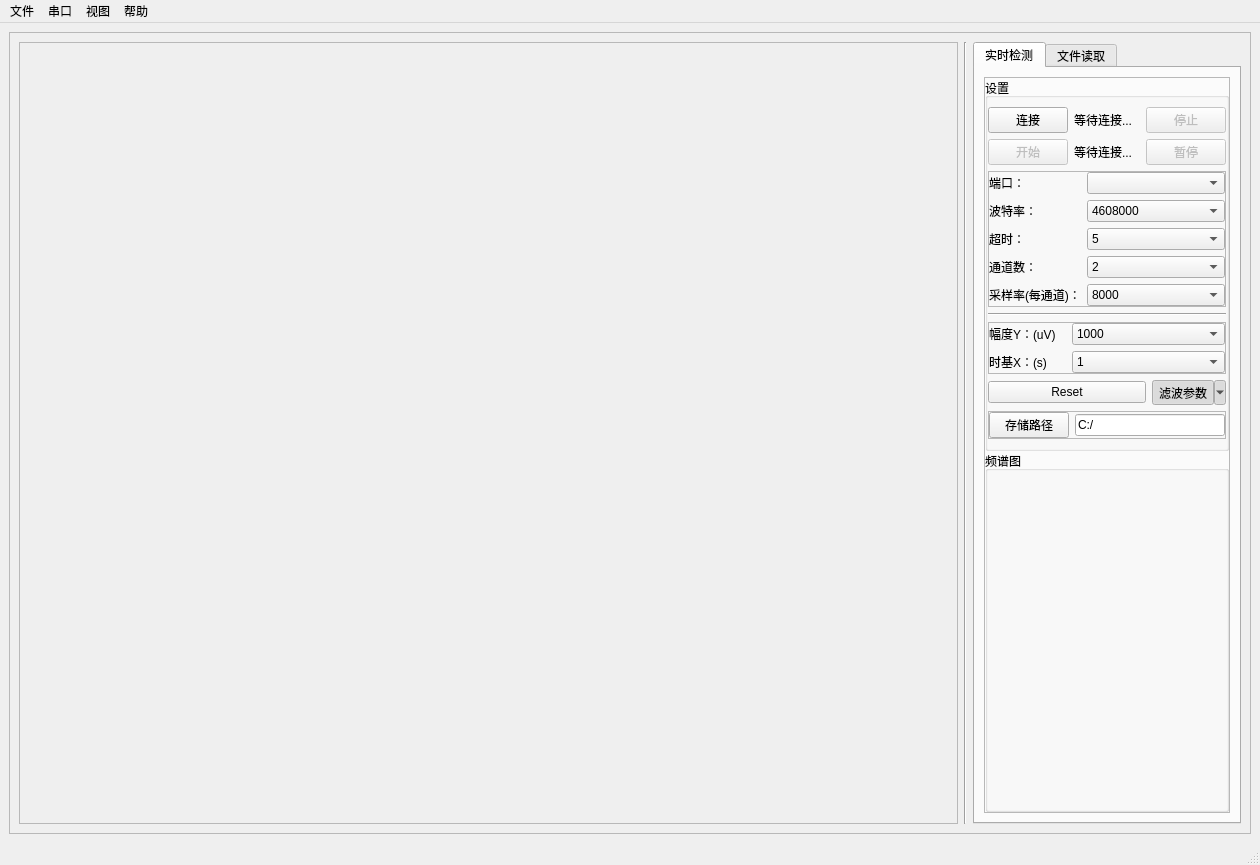
This is EMG/ui/mainWindow.ui in Bayyys/EMGexe as Qt 5 draws it before an edit. The edited form follows.
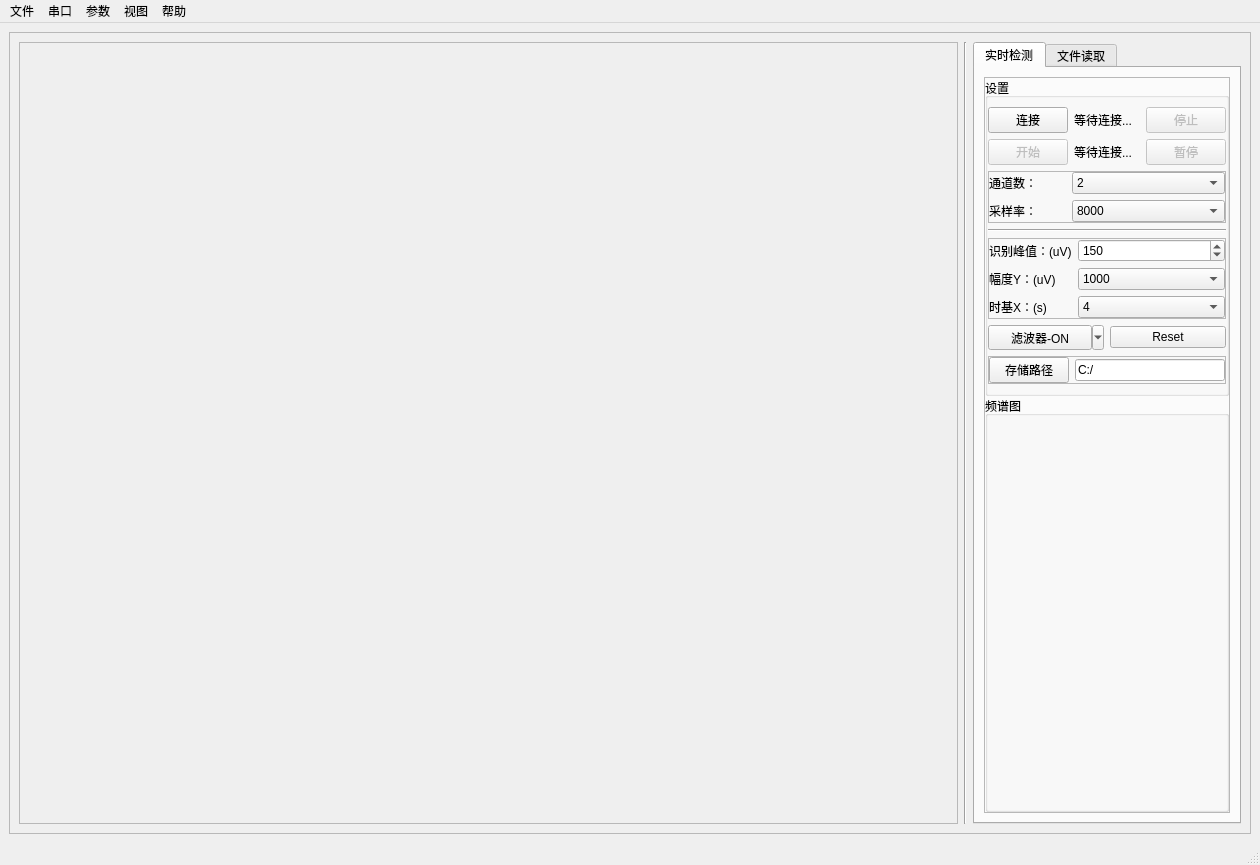
This is the edited form.

Commit message: F "完成弹窗设置(串口、滤波)" bayyy-23.04.12

```diff
--- a/EMG/ui/mainWindow.ui
+++ b/EMG/ui/mainWindow.ui
@@ -387,7 +387,7 @@
                      <number>0</number>
                     </property>
                     <item row="1" column="0">
-                     <widget class="QLabel" name="lb_bps">
+                     <widget class="QLabel" name="lb_sample_rate">
                       <property name="sizePolicy">
                        <sizepolicy hsizetype="Expanding" vsizetype="Preferred">
                         <horstretch>1</horstretch>
@@ -395,64 +395,11 @@
                        </sizepolicy>
                       </property>
                       <property name="text">
-                       <string>波特率：</string>
+                       <string>采样率：</string>
                       </property>
                      </widget>
                     </item>
-                    <item row="0" column="1">
-                     <widget class="QComboBox" name="box_com">
-                      <property name="sizePolicy">
-                       <sizepolicy hsizetype="Expanding" vsizetype="Fixed">
-                        <horstretch>3</horstretch>
-                        <verstretch>0</verstretch>
-                       </sizepolicy>
-                      </property>
-                     </widget>
-                    </item>
-                    <item row="2" column="1">
-                     <widget class="QComboBox" name="box_timex">
-                      <property name="sizePolicy">
-                       <sizepolicy hsizetype="Expanding" vsizetype="Fixed">
-                        <horstretch>3</horstretch>
-                        <verstretch>0</verstretch>
-                       </sizepolicy>
-                      </property>
-                      <property name="currentIndex">
-                       <number>5</number>
-                      </property>
-                      <item>
-                       <property name="text">
-                        <string>None</string>
-                       </property>
-                      </item>
-                      <item>
-                       <property name="text">
-                        <string>1</string>
-                       </property>
-                      </item>
-                      <item>
-                       <property name="text">
-                        <string>2</string>
-                       </property>
-                      </item>
-                      <item>
-                       <property name="text">
-                        <string>3</string>
-                       </property>
-                      </item>
-                      <item>
-                       <property name="text">
-                        <string>4</string>
-                       </property>
-                      </item>
-                      <item>
-                       <property name="text">
-                        <string>5</string>
-                       </property>
-                      </item>
-                     </widget>
-                    </item>
-                    <item row="3" column="0">
+                    <item row="0" column="0">
                      <widget class="QLabel" name="lb_channel_num">
                       <property name="sizePolicy">
                        <sizepolicy hsizetype="Expanding" vsizetype="Preferred">
@@ -465,97 +412,7 @@
                       </property>
                      </widget>
                     </item>
-                    <item row="3" column="1">
-                     <widget class="QComboBox" name="box_channel_num">
-                      <property name="sizePolicy">
-                       <sizepolicy hsizetype="Expanding" vsizetype="Fixed">
-                        <horstretch>2</horstretch>
-                        <verstretch>0</verstretch>
-                       </sizepolicy>
-                      </property>
-                      <property name="currentIndex">
-                       <number>0</number>
-                      </property>
-                      <item>
-                       <property name="text">
-                        <string>2</string>
-                       </property>
-                      </item>
-                      <item>
-                       <property name="text">
-                        <string>32</string>
-                       </property>
-                      </item>
-                     </widget>
-                    </item>
                     <item row="1" column="1">
-                     <widget class="QComboBox" name="box_bps">
-                      <property name="sizePolicy">
-                       <sizepolicy hsizetype="Expanding" vsizetype="Fixed">
-                        <horstretch>3</horstretch>
-                        <verstretch>0</verstretch>
-                       </sizepolicy>
-                      </property>
-                      <property name="currentIndex">
-                       <number>2</number>
-                      </property>
-                      <item>
-                       <property name="text">
-                        <string>9600</string>
-                       </property>
-                      </item>
-                      <item>
-                       <property name="text">
-                        <string>115200</string>
-                       </property>
-                      </item>
-                      <item>
-                       <property name="text">
-                        <string>4608000</string>
-                       </property>
-                      </item>
-                     </widget>
-                    </item>
-                    <item row="0" column="0">
-                     <widget class="QLabel" name="lb_com">
-                      <property name="sizePolicy">
-                       <sizepolicy hsizetype="Expanding" vsizetype="Preferred">
-                        <horstretch>1</horstretch>
-                        <verstretch>0</verstretch>
-                       </sizepolicy>
-                      </property>
-                      <property name="text">
-                       <string>端口：</string>
-                      </property>
-                     </widget>
-                    </item>
-                    <item row="2" column="0">
-                     <widget class="QLabel" name="lb_timex">
-                      <property name="sizePolicy">
-                       <sizepolicy hsizetype="Expanding" vsizetype="Preferred">
-                        <horstretch>1</horstretch>
-                        <verstretch>0</verstretch>
-                       </sizepolicy>
-                      </property>
-                      <property name="text">
-                       <string>超时：</string>
-                      </property>
-                     </widget>
-                    </item>
-                    <item row="4" column="0">
-                     <widget class="QLabel" name="lb_sample_rate">
-                      <property name="sizePolicy">
-                       <sizepolicy hsizetype="Expanding" vsizetype="Preferred">
-                        <horstretch>1</horstretch>
-                        <verstretch>0</verstretch>
-                       </sizepolicy>
-                      </property>
-                      <property name="text">
-                       <string>采样率(每通道)：</string>
-                      </property>
-                     </widget>
-                    </item>
-                    <item row="4" column="1">
                      <widget class="QComboBox" name="box_sample_rate">
                       <property name="sizePolicy">
                        <sizepolicy hsizetype="Expanding" vsizetype="Fixed">
@@ -608,6 +465,29 @@
                       </item>
                      </widget>
                     </item>
+                    <item row="0" column="1">
+                     <widget class="QComboBox" name="box_channel_num">
+                      <property name="sizePolicy">
+                       <sizepolicy hsizetype="Expanding" vsizetype="Fixed">
+                        <horstretch>2</horstretch>
+                        <verstretch>0</verstretch>
+                       </sizepolicy>
+                      </property>
+                      <property name="currentIndex">
+                       <number>0</number>
+                      </property>
+                      <item>
+                       <property name="text">
+                        <string>2</string>
+                       </property>
+                      </item>
+                      <item>
+                       <property name="text">
+                        <string>32</string>
+                       </property>
+                      </item>
+                     </widget>
+                    </item>
                    </layout>
                   </widget>
                  </item>
@@ -639,7 +519,20 @@
                     <property name="bottomMargin">
                      <number>0</number>
                     </property>
-                    <item row="0" column="1">
+                    <item row="1" column="0">
+                     <widget class="QLabel" name="lb_ydis">
+                      <property name="sizePolicy">
+                       <sizepolicy hsizetype="Expanding" vsizetype="Preferred">
+                        <horstretch>1</horstretch>
+                        <verstretch>0</verstretch>
+                       </sizepolicy>
+                      </property>
+                      <property name="text">
+                       <string>幅度Y：(uV)</string>
+                      </property>
+                     </widget>
+                    </item>
+                    <item row="1" column="1">
                      <widget class="QComboBox" name="box_ydis">
                       <property name="sizePolicy">
                        <sizepolicy hsizetype="Expanding" vsizetype="Fixed">
@@ -692,7 +585,7 @@
                       </item>
                      </widget>
                     </item>
-                    <item row="1" column="0">
+                    <item row="2" column="0">
                      <widget class="QLabel" name="lb_xdis1">
                       <property name="sizePolicy">
                        <sizepolicy hsizetype="Expanding" vsizetype="Preferred">
@@ -705,20 +598,7 @@
                       </property>
                      </widget>
                     </item>
-                    <item row="0" column="0">
-                     <widget class="QLabel" name="lb_ydis">
-                      <property name="sizePolicy">
-                       <sizepolicy hsizetype="Expanding" vsizetype="Preferred">
-                        <horstretch>1</horstretch>
-                        <verstretch>0</verstretch>
-                       </sizepolicy>
-                      </property>
-                      <property name="text">
-                       <string>幅度Y：(uV)</string>
-                      </property>
-                     </widget>
-                    </item>
-                    <item row="1" column="1">
+                    <item row="2" column="1">
                      <widget class="QComboBox" name="box_xdis">
                       <property name="sizePolicy">
                        <sizepolicy hsizetype="Expanding" vsizetype="Fixed">
@@ -727,7 +607,7 @@
                        </sizepolicy>
                       </property>
                       <property name="currentIndex">
-                       <number>0</number>
+                       <number>3</number>
                       </property>
                       <item>
                        <property name="text">
@@ -749,21 +629,29 @@
                         <string>4</string>
                        </property>
                       </item>
-                      <item>
-                       <property name="text">
-                        <string>10</string>
-                       </property>
-                      </item>
-                      <item>
-                       <property name="text">
-                        <string>20</string>
-                       </property>
-                      </item>
-                      <item>
-                       <property name="text">
-                        <string>100</string>
-                       </property>
-                      </item>
+                     </widget>
+                    </item>
+                    <item row="0" column="0">
+                     <widget class="QLabel" name="lb_pointLow">
+                      <property name="sizePolicy">
+                       <sizepolicy hsizetype="Expanding" vsizetype="Preferred">
+                        <horstretch>1</horstretch>
+                        <verstretch>0</verstretch>
+                       </sizepolicy>
+                      </property>
+                      <property name="text">
+                       <string>识别峰值：(uV)</string>
+                      </property>
+                     </widget>
+                    </item>
+                    <item row="0" column="1">
+                     <widget class="QSpinBox" name="sb_pointLow">
+                      <property name="maximum">
+                       <number>20000</number>
+                      </property>
+                      <property name="value">
+                       <number>150</number>
+                      </property>
                      </widget>
                     </item>
                    </layout>
@@ -771,34 +659,24 @@
                  </item>
                  <item>
                   <layout class="QHBoxLayout" name="horizontalLayout">
-                   <item>
-                    <widget class="QPushButton" name="btn_reset">
-                     <property name="sizePolicy">
-                      <sizepolicy hsizetype="Expanding" vsizetype="Fixed">
-                       <horstretch>0</horstretch>
-                       <verstretch>0</verstretch>
-                      </sizepolicy>
-                     </property>
-                     <property name="text">
-                      <string>Reset</string>
-                     </property>
-                    </widget>
-                   </item>
                    <item>
                     <widget class="QToolButton" name="tb_filter">
                      <property name="sizePolicy">
-                      <sizepolicy hsizetype="Fixed" vsizetype="Expanding">
+                      <sizepolicy hsizetype="Expanding" vsizetype="Expanding">
                        <horstretch>0</horstretch>
                        <verstretch>0</verstretch>
                       </sizepolicy>
                      </property>
                      <property name="text">
-                      <string>滤波参数</string>
+                      <string>滤波器-ON</string>
                      </property>
                      <property name="checkable">
-                      <bool>true</bool>
+                      <bool>false</bool>
                      </property>
                      <property name="checked">
+                      <bool>false</bool>
+                     </property>
+                     <property name="autoRepeat">
                       <bool>true</bool>
                      </property>
                      <property name="popupMode">
@@ -809,6 +687,19 @@
                      </property>
                     </widget>
                    </item>
+                   <item>
+                    <widget class="QPushButton" name="btn_reset">
+                     <property name="sizePolicy">
+                      <sizepolicy hsizetype="Expanding" vsizetype="Fixed">
+                       <horstretch>0</horstretch>
+                       <verstretch>0</verstretch>
+                      </sizepolicy>
+                     </property>
+                     <property name="text">
+                      <string>Reset</string>
+                     </property>
+                    </widget>
+                   </item>
                   </layout>
                  </item>
                  <item>
@@ -1628,7 +1519,7 @@
      <height>23</height>
     </rect>
    </property>
-   <widget class="QMenu" name="menu">
+   <widget class="QMenu" name="file_menu">
     <property name="title">
      <string>文件</string>
     </property>
@@ -1636,28 +1527,38 @@
     <addaction name="action_save"/>
     <addaction name="action_exit"/>
    </widget>
-   <widget class="QMenu" name="menu_2">
+   <widget class="QMenu" name="connect_menu">
     <property name="title">
      <string>串口</string>
     </property>
     <addaction name="actionsss"/>
    </widget>
-   <widget class="QMenu" name="menu_3">
+   <widget class="QMenu" name="help_menu">
     <property name="title">
      <string>帮助</string>
     </property>
    </widget>
-   <widget class="QMenu" name="menu_4">
+   <widget class="QMenu" name="view_menu">
     <property name="title">
      <string>视图</string>
     </property>
     <addaction name="actions"/>
     <addaction name="actionsd"/>
    </widget>
-   <addaction name="menu"/>
-   <addaction name="menu_2"/>
-   <addaction name="menu_4"/>
-   <addaction name="menu_3"/>
+   <widget class="QMenu" name="paras_menu">
+    <property name="title">
+     <string>参数</string>
+    </property>
+    <addaction name="paras_ser_menu"/>
+    <addaction name="paras_xy_menu"/>
+    <addaction name="paras_filter_menu"/>
+    <addaction name="paras_path_menu"/>
+   </widget>
+   <addaction name="file_menu"/>
+   <addaction name="connect_menu"/>
+   <addaction name="paras_menu"/>
+   <addaction name="view_menu"/>
+   <addaction name="help_menu"/>
   </widget>
   <widget class="QStatusBar" name="statusBar"/>
   <action name="action_open">
```
Left out of the diff: 89 changed lines with no effect on the pictures. The commit also changes 19 other files.
